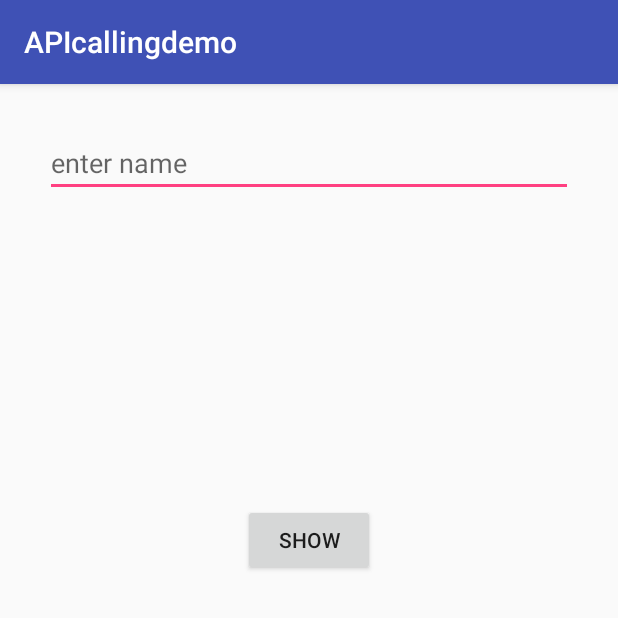
After one commit to arshilk/APIcallingdemo, an Android app: the show screen opened directly, with no data from a screen before it, on a phone screen of 412 x 824 dp, the top half of it. The commit adds this screen. Run offline under Robolectric (Android 15) with nearby library versions, the phone set to English and light mode, and no system bars; network calls fail.

Commit message:
second commit

```diff
--- a/app/src/main/AndroidManifest.xml
+++ b/app/src/main/AndroidManifest.xml
@@ -5,6 +5,7 @@
 
     <uses-permission android:name="android.permission.ACCESS_NETWORK_STATE" />
     <uses-permission android:name="android.permission.INTERNET" />
+
     <application
         android:name=".framework.AppController"
         android:allowBackup="true"
@@ -20,6 +21,7 @@
                 <category android:name="android.intent.category.LAUNCHER" />
             </intent-filter>
         </activity>
+        <activity android:name=".show"></activity>
     </application>
 
 </manifest>
--- a/app/src/main/java/com/example/apple/apicallingdemo/framework/Contants.java
+++ b/app/src/main/java/com/example/apple/apicallingdemo/framework/Contants.java
@@ -9,5 +9,6 @@ public class Contants {
     public static final String LOG_TAG = "JanElaajLog";
     public static String SERVICE_BASE_URL = "http://192.168.43.128:3000/"; //ifconfig se ayega ye
     public static String submit = "insert";
+    public static String show = "show";
 
 }
--- /dev/null
+++ b/app/src/main/java/com/example/apple/apicallingdemo/show.java
@@ -0,0 +1,94 @@
+package com.example.apple.apicallingdemo;
+
+import android.app.ProgressDialog;
+import android.support.v7.app.AppCompatActivity;
+import android.os.Bundle;
+import android.util.Log;
+import android.view.View;
+import android.widget.Button;
+import android.widget.EditText;
+import android.widget.TextView;
+import android.widget.Toast;
+
+import com.example.apple.apicallingdemo.framework.IAsyncWorkCompletedCallback;
+import com.example.apple.apicallingdemo.framework.ServiceCaller;
+import com.google.gson.Gson;
+
+import org.json.JSONException;
+import org.json.JSONObject;
+
+import static com.example.apple.apicallingdemo.MainActivity.isOnline;
+
+public class show extends AppCompatActivity {
+
+    EditText e1;
+    TextView t1,t2;
+    Button b1;
+
+    @Override
+    protected void onCreate(Bundle savedInstanceState) {
+        super.onCreate(savedInstanceState);
+        setContentView(R.layout.activity_show);
+
+        e1 = findViewById(R.id.show);
+        t1 = findViewById(R.id.show_textview);
+        t2 = findViewById(R.id.show_textview2);
+        b1 = findViewById(R.id.show_button);
+
+        b1.setOnClickListener(new View.OnClickListener() {
+            @Override
+            public void onClick(View view) {
+                String s = e1.getText().toString().trim();
+                userValidate(s);
+
+            }
+        });
+    }
+
+
+    private void userValidate(final String name) {
+        if (isOnline(this)) {
+            JSONObject object = new JSONObject();
+            try {
+                Log.i("send",name);
+                object.put("name",name);
+
+            } catch (JSONException e) {
+                e.printStackTrace();
+            }
+
+
+            final ProgressDialog progressbar = ProgressDialog.show(show.this, "", "Please wait..", true);
+            progressbar.show();
+            ServiceCaller serviceCaller = new ServiceCaller(this);
+            serviceCaller.showData(object, new IAsyncWorkCompletedCallback() {
+                @Override
+                public void onDone(String result, boolean isComplete) {
+                    if (isComplete) {
+                        showModel mainContent = new Gson().fromJson(result, showModel.class);
+                        if (mainContent != null) {
+                            if (mainContent.getStatus().equals("SUCCESS")) {
+
+                                t1.setText(mainContent.getSecondname());
+                                t2.setText(String.valueOf(mainContent.getRollno()));
+
+                            } else {
+                                Toast.makeText(show.this, "SUCCESS Not returned", Toast.LENGTH_LONG).show();
+                            }
+                        } else {
+                            Toast.makeText(show.this, "User Already Registered!", Toast.LENGTH_LONG).show();
+                        }
+                    } else {
+                        Toast.makeText(show.this, "SUCCESS/FAILURE Not returned", Toast.LENGTH_SHORT).show();
+                    }
+                    if (progressbar.isShowing()) {
+                        progressbar.dismiss();
+                    }
+                }
+            });
+        } else {
+            Toast.makeText(show.this, "request not completed", Toast.LENGTH_SHORT).show();
+        }
+    }
+
+}
--- /dev/null
+++ b/app/src/main/res/layout/activity_show.xml
@@ -0,0 +1,40 @@
+<?xml version="1.0" encoding="utf-8"?>
+<LinearLayout xmlns:android="http://schemas.android.com/apk/res/android"
+    xmlns:app="http://schemas.android.com/apk/res-auto"
+    xmlns:tools="http://schemas.android.com/tools"
+    android:layout_width="match_parent"
+    android:layout_height="match_parent"
+    android:orientation="vertical"
+    tools:context="com.example.apple.apicallingdemo.show">
+
+    <EditText
+        android:layout_width="match_parent"
+        android:layout_height="wrap_content"
+        android:id="@+id/show"
+        android:hint="enter name"
+        android:layout_margin="30dp"/>
+
+
+    <TextView
+        android:layout_width="match_parent"
+        android:layout_height="wrap_content"
+        android:layout_margin="20dp"
+        android:textSize="25sp"
+        android:id="@+id/show_textview"/>
+
+    <TextView
+        android:layout_width="match_parent"
+        android:layout_height="wrap_content"
+        android:layout_margin="20dp"
+        android:textSize="25sp"
+        android:id="@+id/show_textview2"/>
+
+    <Button
+        android:layout_width="wrap_content"
+        android:layout_height="wrap_content"
+        android:text="SHOW"
+        android:layout_margin="25sp"
+        android:id="@+id/show_button"
+        android:layout_gravity="center"/>
+
+</LinearLayout>
```
Also changed, not shown: app/src/main/java/com/example/apple/apicallingdemo/MainActivity.java (+10 -1 lines), app/src/main/java/com/example/apple/apicallingdemo/framework/ServiceCaller.java (+14 -0 lines), app/src/main/java/com/example/apple/apicallingdemo/showModel.java (added, +30 -0 lines), app/src/main/res/layout/activity_main.xml (+22 -5 lines).
